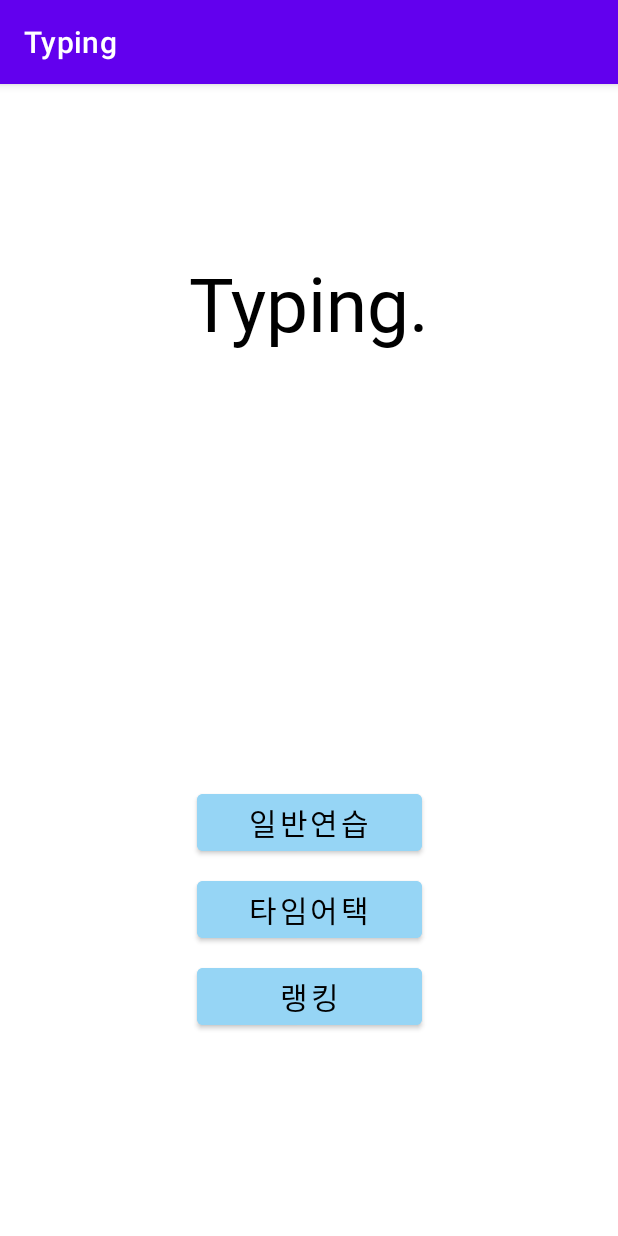
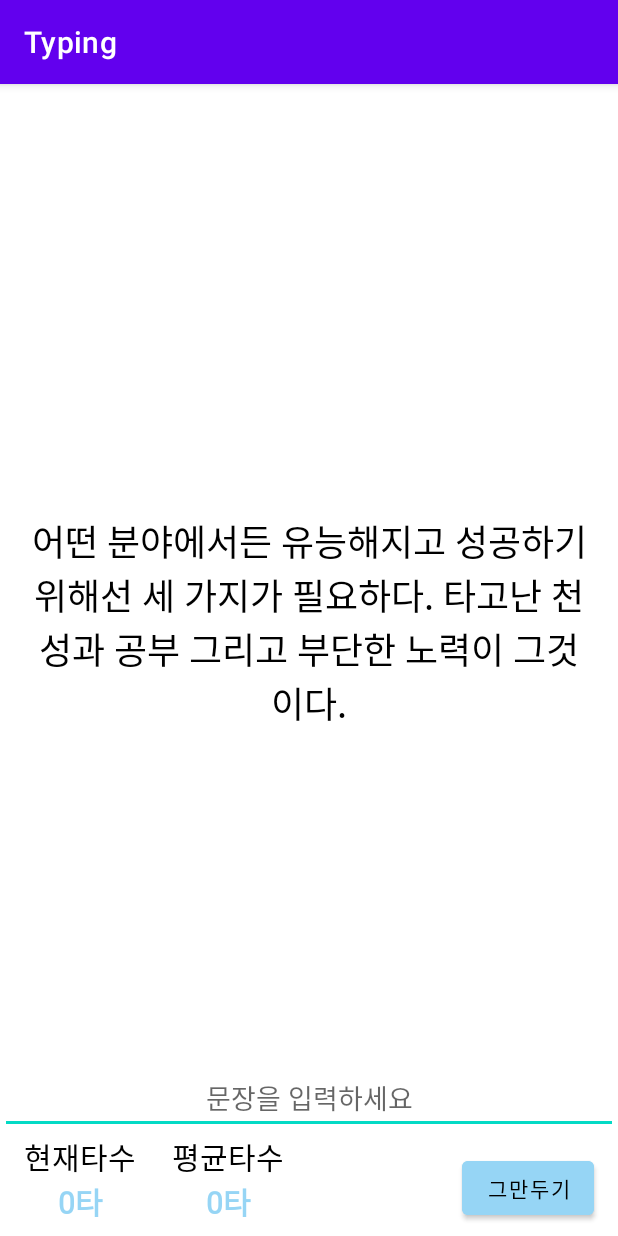
Before and after one commit to samgashyeong/Typing, an Android app: the screen it shows after launch once a user with an empty profile is signed in (MainActivity before the commit, GameActivity after it), after a tap on "일반연습", on a phone screen of 412 x 824 dp. Run offline under Robolectric (Android 15) with nearby library versions, the phone set to English and light mode, and no system bars; our stand-ins replace Firebase (no records; nobody signed in at launch, a user with empty details on screens opened directly), data binding.

Commit message:
게임 텍스트 추가 및 로직 변경

```diff
--- a/app/src/main/AndroidManifest.xml
+++ b/app/src/main/AndroidManifest.xml
@@ -17,6 +17,10 @@
             android:name=".view.rank.RankActivity"
             android:exported="false" />
         <activity
+            android:name=".view.game.GameActivity"
+            android:windowSoftInputMode="adjustResize|stateVisible"
+            android:exported="false" />
+        <activity
             android:name=".view.login.LoginActivity"
             android:exported="true">
             <intent-filter>
--- a/app/src/main/java/com/example/typing/view/MainActivity.kt
+++ b/app/src/main/java/com/example/typing/view/MainActivity.kt
@@ -6,8 +6,10 @@ import android.os.Bundle
 import androidx.databinding.DataBindingUtil
 import com.example.typing.R
 import com.example.typing.databinding.ActivityMainBinding
+import com.example.typing.view.game.GameActivity
 import com.example.typing.view.login.LoginActivity
 import com.example.typing.view.rank.RankActivity
+import com.example.typing.view.util.ResourceLoader
 import com.google.firebase.auth.FirebaseAuth
 
 class MainActivity : AppCompatActivity() {
@@ -15,6 +17,7 @@ class MainActivity : AppCompatActivity() {
     private lateinit var auth : FirebaseAuth
     override fun onCreate(savedInstanceState: Bundle?) {
         super.onCreate(savedInstanceState)
+        ResourceLoader.loadResources(assets)
         binding = DataBindingUtil.setContentView(this, R.layout.activity_main)
 
         binding.rankBtn.setOnClickListener {
@@ -30,10 +33,11 @@ class MainActivity : AppCompatActivity() {
 //            )
         }
 
-        binding.timeAttackBtn2.setOnClickListener {
-//            startActivity(
-//                Intent(this, 클래스이름)
-//            )
+        binding.normalGameBtn.setOnClickListener {
+            startActivity(
+                Intent(this, GameActivity::class.java)
+            )
+            finish()
         }
     }
 }
--- /dev/null
+++ b/app/src/main/java/com/example/typing/view/game/GameActivity.kt
@@ -0,0 +1,170 @@
+package com.example.typing.view.game
+
+import android.content.ContentValues.TAG
+import android.content.Intent
+import android.os.Build
+import androidx.appcompat.app.AppCompatActivity
+import android.os.Bundle
+import android.text.Editable
+import android.text.SpannableStringBuilder
+import android.text.Spanned
+import android.text.TextWatcher
+import android.text.style.ForegroundColorSpan
+import android.util.Log
+import android.view.View
+import android.widget.TextView
+import androidx.databinding.DataBindingUtil
+import com.example.typing.R
+import com.example.typing.databinding.ActivityGameBinding
+import com.example.typing.view.MainActivity
+import com.example.typing.view.util.KoreanSeparator
+import com.example.typing.view.util.ResourceLoader
+import java.lang.Long.max
+import java.util.*
+import kotlin.collections.ArrayList
+import kotlin.math.abs
+import kotlin.math.min
+
+class GameActivity : AppCompatActivity(), Runnable {
+    private var currentTime = 0
+    private var start = 0L
+    private var typeStart = -1L
+    private var totalTPM = 0.0
+    private var stage = 0
+    private var execTime = 0L
+    private var beforeLength = 0
+    private val thread: Thread = Thread(this)
+    private lateinit var binding : ActivityGameBinding
+    private var typingTexts = ArrayList<String>();
+    private var typingText = ""
+
+    override fun onCreate(savedInstanceState: Bundle?) {
+        super.onCreate(savedInstanceState)
+        binding = DataBindingUtil.setContentView(this, R.layout.activity_game)
+
+        ResourceLoader.loadResources(assets)
+        typingTexts = ResourceLoader.getTypingTexts()
+        typingText = typingTexts[abs(Random().nextInt()) % typingTexts.size]
+
+        val isTimeAttackMode = intent.extras?.getBoolean("isTimeAttackMode", false) == true
+
+        if(!isTimeAttackMode) {
+            binding.timerIconIv.visibility = View.INVISIBLE
+            binding.timeLimitTitle.visibility = View.INVISIBLE
+            binding.timeLimitTv.visibility = View.INVISIBLE
+        }
+
+        binding.typingTv.text = typingText;
+
+        binding.averTpmTv.text = "0타"
+        binding.curTpmTv.text = "0타"
+
+        binding.stopGameBtn.setOnClickListener {
+            startActivity(Intent(this, MainActivity::class.java))
+            finish()
+        }
+
+        binding.typingEt.requestFocus()
+        binding.typingEt.addTextChangedListener(object : TextWatcher {
+            override fun beforeTextChanged(p0: CharSequence?, p1: Int, p2: Int, p3: Int) {}
+            override fun onTextChanged(p0: CharSequence?, p1: Int, p2: Int, p3: Int) {
+                if(p0 == null) return
+                if(typeStart < 0L && p0.isNotEmpty()) {
+                    stage++
+                    typeStart = System.currentTimeMillis()
+                }
+                if(p0.length - beforeLength >= 2) {
+                    binding.typingEt.text.clear()
+                }
+                beforeLength = p0.length
+                if(binding.typingEt.text.isNotEmpty()) {
+                    val lastIdx = binding.typingEt.text.length - 1
+                    val lastTypedChar = binding.typingEt.text[lastIdx]
+                    val typedLen = min(
+                        binding.typingEt.text.length
+                                - (if ((lastTypedChar in '가'..'힣' || lastTypedChar in 'ㄱ'..'ㅎ')
+                            && lastIdx < typingText.length && lastTypedChar != typingText[lastIdx]) 1 else 0),
+                        binding.typingTv.text.length
+                    )
+
+                    var correctLen = 0
+                    for (i in 0 until min(typedLen, typingText.length)) {
+                        if (typingText[i] == binding.typingEt.text[i]) correctLen++
+                        else break
+                    }
+                    changeColorPartially(binding.typingTv, 0, correctLen, R.color.main_color)
+                    changeColorPartially(binding.typingTv, correctLen, typedLen, R.color.light_red)
+                    changeColorPartially(
+                        binding.typingTv,
+                        typedLen,
+                        binding.typingTv.text.length,
+                        R.color.black
+                    )
+                }
+            }
+            override fun afterTextChanged(p0: Editable?) {}
+        })
+    }
+
+    override fun onStart() {
+        super.onStart()
+        thread.start()
+    }
+
+    override fun onStop() {
+        super.onStop()
+        thread.interrupt()
+    }
+
+    fun changeColorPartially(textView: TextView, start: Int, end: Int, colorId: Int) {
+        val builder = SpannableStringBuilder(textView.text)
+        if (Build.VERSION.SDK_INT >= Build.VERSION_CODES.M) {
+            builder.setSpan(ForegroundColorSpan(resources.getColor(colorId, null)),
+                start, end, Spanned.SPAN_INCLUSIVE_INCLUSIVE)
+        }
+        textView.text = builder;
+    }
+
+    override fun run() {
+        try {
+            while (true) {
+                Thread.sleep(max(0L, 100 - execTime))
+                start = System.currentTimeMillis()
+                currentTime++
+                if(typeStart > -1L && currentTime % 10 == 0) {
+                    var correctLen = 0
+                    val typedLen = min(binding.typingEt.text.length, binding.typingTv.text.length)
+                    for (i in 0 until min(typedLen, typingText.length)) {
+                        if(binding.typingEt.text[i] == typingText[i]) correctLen++
+                        else break
+                    }
+                    val tpm = KoreanSeparator.separate(typingText.substring(0 until correctLen)).length /
+                            (System.currentTimeMillis() - typeStart).toDouble() * 1000 * 60
+                    if(correctLen >= typingText.length) {
+                        typeStart = -1L
+                        totalTPM += tpm
+                        typingText = typingTexts[abs(Random().nextInt()) % typingTexts.size]
+                        runOnUiThread {
+                            binding.curTpmTv.text = "0타"
+                            binding.typingEt.text.clear()
+                            binding.typingTv.text = typingText
+                        }
+                        continue
+                    }
+                    runOnUiThread {
+                        binding.curTpmTv.text = String.format(
+                            "%.1f타",
+                            tpm
+                        )
+                        binding.averTpmTv.text = String.format(
+                            "%.1f타",
+                            (totalTPM + tpm) / stage
+                        )
+                    }
+                }
+                execTime = System.currentTimeMillis() - start
+            }
+        }
+        catch (ignored: InterruptedException) {}
+    }
+}
--- /dev/null
+++ b/app/src/main/java/com/example/typing/view/util/ResourceLoader.kt
@@ -0,0 +1,28 @@
+package com.example.typing.view.util
+
+import android.content.res.AssetManager
+import android.util.JsonReader
+import java.io.InputStreamReader
+
+class ResourceLoader {
+    companion object {
+        private var typingTexts: ArrayList<String> = ArrayList();
+
+        fun loadResources(assetManager: AssetManager) {
+            if(typingTexts.isEmpty()) {
+                val reader =
+                    JsonReader(InputStreamReader(assetManager.open("data/typingResources.json")))
+                reader.beginArray()
+                typingTexts.clear()
+                while (reader.hasNext()) {
+                    typingTexts.add(reader.nextString())
+                }
+                reader.endArray()
+            }
+        }
+
+        fun getTypingTexts(): ArrayList<String> {
+            return typingTexts
+        }
+    }
+}
--- /dev/null
+++ b/app/src/main/res/layout/activity_game.xml
@@ -0,0 +1,168 @@
+<?xml version="1.0" encoding="utf-8"?>
+<layout xmlns:tools="http://schemas.android.com/tools"
+    xmlns:app="http://schemas.android.com/apk/res-auto"
+    xmlns:android="http://schemas.android.com/apk/res/android">
+    <androidx.constraintlayout.widget.ConstraintLayout
+        android:layout_width="match_parent"
+        android:layout_height="match_parent"
+        tools:context=".view.game.GameActivity">
+
+        <ImageView
+            android:id="@+id/timer_icon_iv"
+            android:layout_width="70dp"
+            android:layout_height="70dp"
+            android:layout_marginTop="32dp"
+            android:src="@drawable/timer_icon"
+            app:layout_constraintEnd_toEndOf="parent"
+            app:layout_constraintStart_toStartOf="parent"
+            app:layout_constraintTop_toTopOf="parent"
+            android:contentDescription="@string/timer_icon_desc" />
+
+        <TextView
+            android:id="@+id/time_limit_title"
+            android:layout_width="wrap_content"
+            android:layout_height="wrap_content"
+            android:layout_marginTop="8dp"
+            android:fontFamily="@font/teunteun"
+            android:text="@string/time_limit"
+            android:textColor="@color/black"
+            android:textSize="24sp"
+            app:layout_constraintEnd_toEndOf="parent"
+            app:layout_constraintStart_toStartOf="parent"
+            app:layout_constraintTop_toBottomOf="@+id/timer_icon_iv" />
+
+        <TextView
+            android:id="@+id/time_limit_tv"
+            android:layout_width="wrap_content"
+            android:layout_height="wrap_content"
+            android:layout_marginTop="8dp"
+            android:fontFamily="@font/y_light"
+            android:textColor="@color/light_red"
+            android:textSize="24sp"
+            android:textStyle="bold"
+            app:layout_constraintEnd_toEndOf="parent"
+            app:layout_constraintStart_toStartOf="parent"
+            app:layout_constraintTop_toBottomOf="@+id/time_limit_title"
+            tools:text="0.0" />
+
+        <androidx.constraintlayout.widget.ConstraintLayout
+            android:id="@+id/constraintLayout"
+            android:layout_width="0dp"
+            android:layout_height="wrap_content"
+            android:background="@color/white"
+            android:paddingTop="8dp"
+            android:paddingBottom="8dp"
+            app:layout_constraintBottom_toBottomOf="parent"
+            app:layout_constraintEnd_toEndOf="parent"
+            app:layout_constraintStart_toStartOf="parent">
+
+            <EditText
+                android:id="@+id/typing_et"
+                android:layout_width="0dp"
+                android:layout_height="48dp"
+                android:ems="10"
+                android:fontFamily="@font/y_light"
+                android:hint="@string/pls_type"
+                android:textAlignment="center"
+                app:layout_constraintBottom_toTopOf="@+id/linearLayout2"
+                app:layout_constraintEnd_toEndOf="parent"
+                app:layout_constraintStart_toStartOf="parent"
+                app:layout_constraintTop_toTopOf="parent"
+                android:inputType="text"
+                android:autofillHints="" />
+
+            <Button
+                android:id="@+id/stop_game_btn"
+                android:layout_width="wrap_content"
+                android:layout_height="wrap_content"
+                android:layout_marginEnd="16dp"
+                android:backgroundTint="@color/main_color"
+                android:fontFamily="@font/y_light"
+                android:text="@string/stop_game"
+                android:textColor="@color/black"
+                app:layout_constraintBottom_toBottomOf="parent"
+                app:layout_constraintEnd_toEndOf="parent" />
+
+            <LinearLayout
+                android:id="@+id/linearLayout2"
+                android:layout_width="wrap_content"
+                android:layout_height="0dp"
+                android:layout_marginStart="16dp"
+                android:orientation="vertical"
+                app:layout_constraintBottom_toBottomOf="parent"
+                app:layout_constraintStart_toStartOf="parent">
+
+                <TextView
+                    android:id="@+id/textView9"
+                    android:layout_width="match_parent"
+                    android:layout_height="wrap_content"
+                    android:fontFamily="@font/y_light"
+                    android:text="@string/cur_tpm"
+                    android:textAlignment="center"
+                    android:textColor="@color/black"
+                    android:textSize="20sp" />
+
+                <TextView
+                    android:id="@+id/cur_tpm_tv"
+                    android:layout_width="match_parent"
+                    android:layout_height="wrap_content"
+                    android:fontFamily="@font/y_light"
+                    android:textAlignment="center"
+                    android:textColor="@color/main_color"
+                    android:textSize="20sp"
+                    android:textStyle="bold"
+                    tools:text="500" />
+
+            </LinearLayout>
+
+            <LinearLayout
+                android:id="@+id/linearLayout3"
+                android:layout_width="wrap_content"
+                android:layout_height="0dp"
+                android:layout_marginStart="24dp"
+                android:orientation="vertical"
+                app:layout_constraintBottom_toBottomOf="parent"
+                app:layout_constraintStart_toEndOf="@+id/linearLayout2">
+
+                <TextView
+                    android:id="@+id/textView11"
+                    android:layout_width="match_parent"
+                    android:layout_height="wrap_content"
+                    android:fontFamily="@font/y_light"
+                    android:text="@string/aver_tpm"
+                    android:textAlignment="center"
+                    android:textColor="@color/black"
+                    android:textSize="20sp" />
+
+                <TextView
+                    android:id="@+id/aver_tpm_tv"
+                    android:layout_width="match_parent"
+                    android:layout_height="wrap_content"
+                    android:fontFamily="@font/y_light"
+                    android:textAlignment="center"
+                    android:textColor="@color/main_color"
+                    android:textSize="20sp"
+                    android:textStyle="bold"
+                    tools:text="500" />
+            </LinearLayout>
+        </androidx.constraintlayout.widget.ConstraintLayout>
+
+        <TextView
+            android:id="@+id/typing_tv"
+            android:layout_width="0dp"
+            android:layout_height="wrap_content"
+            android:layout_marginStart="16dp"
+            android:layout_marginEnd="16dp"
+            android:fontFamily="@font/y_light"
+            android:textAlignment="center"
+            android:textColor="@color/black"
+            android:textSize="24sp"
+            app:layout_constraintBottom_toTopOf="@+id/constraintLayout"
+            app:layout_constraintEnd_toEndOf="parent"
+            app:layout_constraintStart_toStartOf="parent"
+            app:layout_constraintTop_toBottomOf="@+id/time_limit_tv"
+            app:layout_constraintVertical_bias="0.32"
+            tools:text="소 잃고 외양간 고친다" />
+
+    </androidx.constraintlayout.widget.ConstraintLayout>
+</layout>
--- a/app/src/main/res/layout/activity_main.xml
+++ b/app/src/main/res/layout/activity_main.xml
@@ -16,7 +16,7 @@
             android:layout_marginBottom="16dp"
             android:fontFamily="@font/y_light"
             android:textColor="@color/black"
-            app:layout_constraintBottom_toTopOf="@+id/time_attack_btn2"
+            app:layout_constraintBottom_toTopOf="@+id/normal_game_btn"
             app:layout_constraintEnd_toEndOf="parent"
             app:layout_constraintStart_toStartOf="parent"
             tools:text="오프라인 모드입니다." />
@@ -67,7 +67,7 @@
             app:layout_constraintStart_toStartOf="parent" />
 
         <Button
-            android:id="@+id/time_attack_btn2"
+            android:id="@+id/normal_game_btn"
             android:layout_width="wrap_content"
             android:layout_height="wrap_content"
             android:layout_marginBottom="8dp"
--- a/app/src/main/res/values/colors.xml
+++ b/app/src/main/res/values/colors.xml
@@ -7,5 +7,6 @@
     <color name="teal_700">#FF018786</color>
     <color name="black">#FF000000</color>
     <color name="white">#FFFFFFFF</color>
+    <color name="light_red">#FFFF7777</color>
     <color name="main_color">#96D5F5</color>
 </resources>
--- a/app/src/main/res/values/ids.xml
+++ b/app/src/main/res/values/ids.xml
@@ -1,6 +1,6 @@
 <?xml version="1.0" encoding="utf-8"?>
 <resources>
-    <item name="time_attack_btn2" type="id" />
+    <item name="normal_game_btn" type="id" />
     <item name="time_attack_btn" type="id" />
     <item name="rank_btn" type="id" />
     <item name="textView3" type="id" />
--- a/app/src/main/res/values/strings.xml
+++ b/app/src/main/res/values/strings.xml
@@ -4,5 +4,11 @@
     <string name="ranking">랭킹</string>
     <string name="time_attack">타임어택</string>
     <string name="normal_practice">일반연습</string>
+    <string name="time_limit">제한시간</string>
+    <string name="cur_tpm">현재타수</string>
+    <string name="pls_type">문장을 입력하세요</string>
+    <string name="aver_tpm">평균타수</string>
+    <string name="stop_game">그만두기</string>
+    <string name="timer_icon_desc">this is timer icon</string>
     <string name="ranking1">RANKING</string>
 </resources>
--- a/build.gradle
+++ b/build.gradle
@@ -6,7 +6,7 @@ buildscript {
 plugins {
     id 'com.android.application' version '7.2.1' apply false
     id 'com.android.library' version '7.2.1' apply false
-    id 'org.jetbrains.kotlin.android' version '1.6.10' apply false
+    id 'org.jetbrains.kotlin.android' version '1.7.0' apply false
 }
 
 task clean(type: Delete) {
```
Also changed, not shown: app/src/main/assets/data/typingResources.json (added, +65 -0 lines), app/src/main/java/com/example/typing/view/util/KoreanSeparator.kt (added, +25 -0 lines), app/src/main/res/drawable-v24/timer_icon.png (added).
